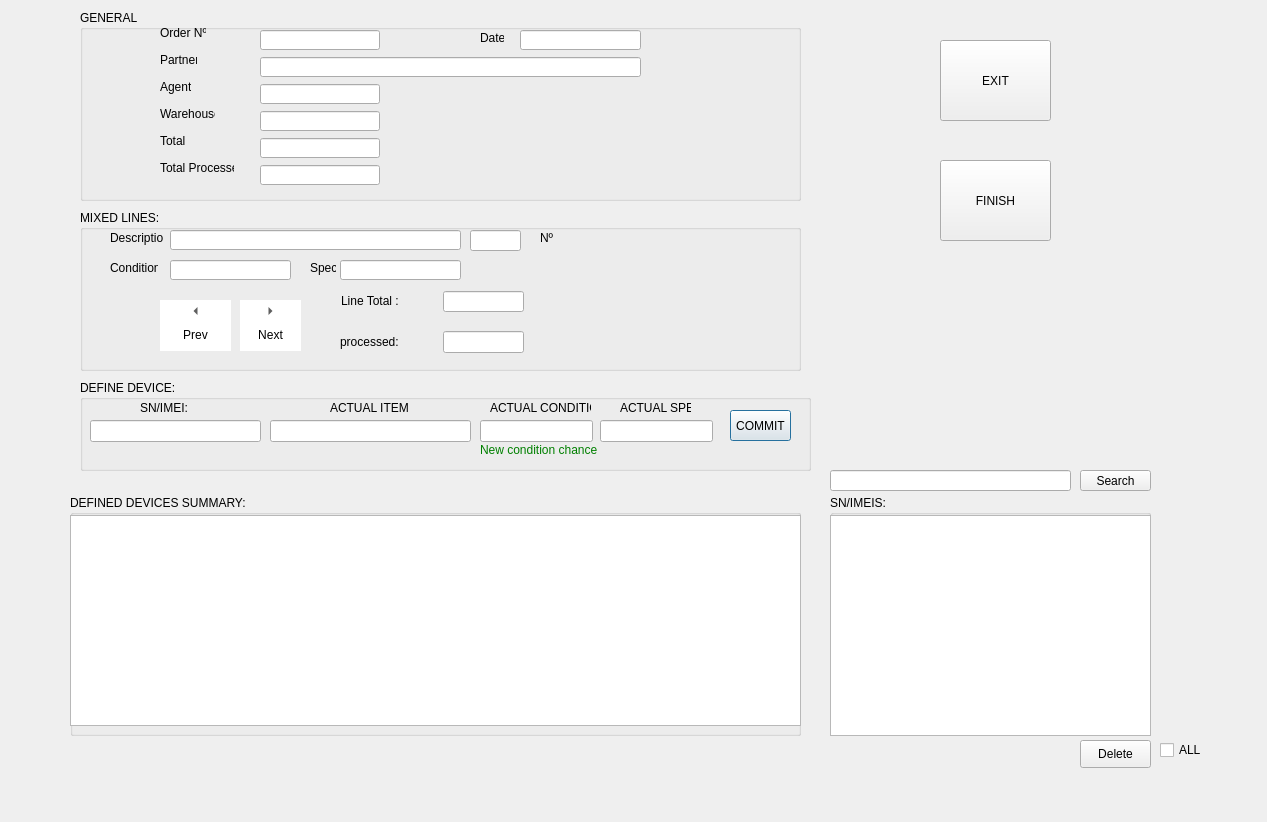
Qt form uis/mixed_reception_order.ui (andrei219/euromedia) before a commit.
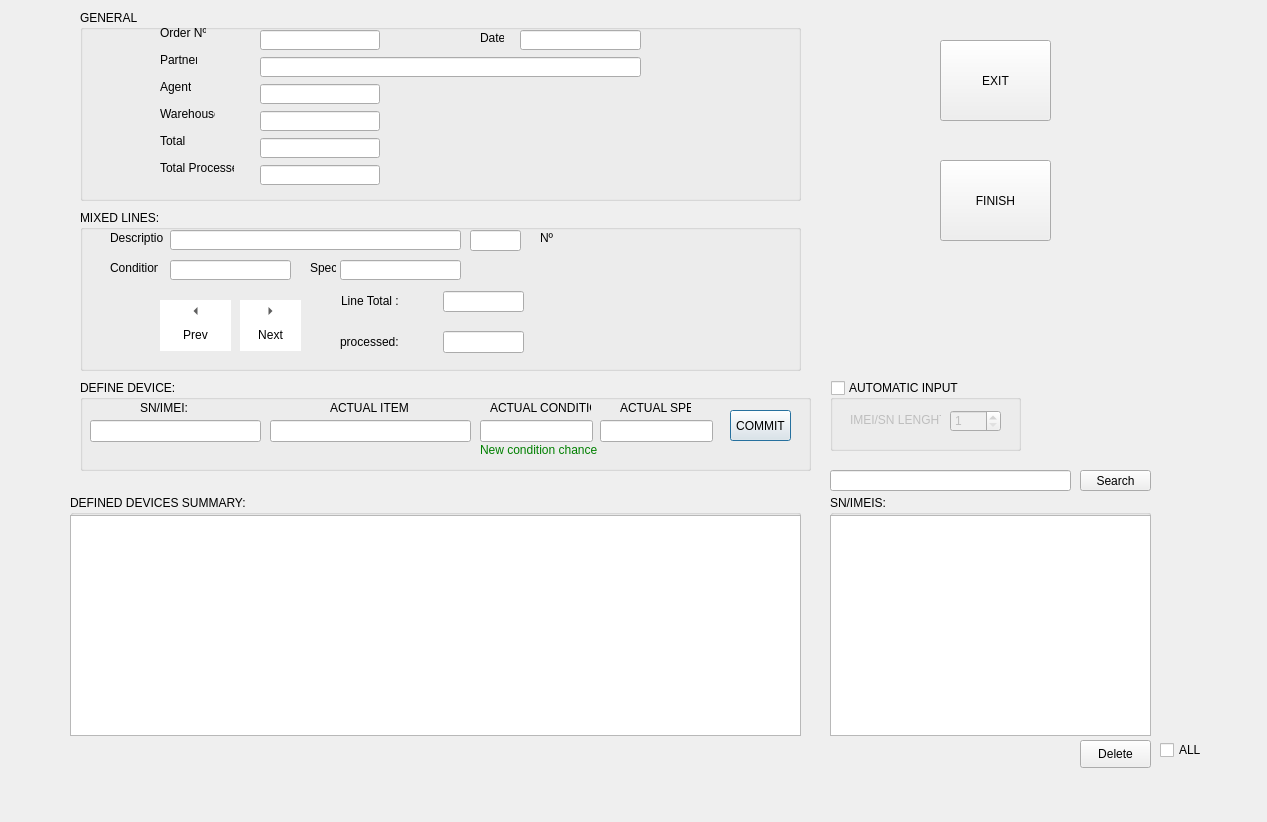
The same form after that commit. Icons and pictures are not drawn.

```diff
--- a/uis/mixed_reception_order.ui
+++ b/uis/mixed_reception_order.ui
@@ -169,7 +169,7 @@
       <x>0</x>
       <y>20</y>
       <width>731</width>
-      <height>211</height>
+      <height>221</height>
      </rect>
     </property>
    </widget>
@@ -823,6 +823,54 @@
     <string>ALL</string>
    </property>
   </widget>
+  <widget class="QGroupBox" name="automatic">
+   <property name="geometry">
+    <rect>
+     <x>830</x>
+     <y>380</y>
+     <width>191</width>
+     <height>71</height>
+    </rect>
+   </property>
+   <property name="title">
+    <string>AUTOMATIC INPUT</string>
+   </property>
+   <property name="checkable">
+    <bool>true</bool>
+   </property>
+   <property name="checked">
+    <bool>false</bool>
+   </property>
+   <widget class="QLabel" name="label_8">
+    <property name="geometry">
+     <rect>
+      <x>20</x>
+      <y>32</y>
+      <width>91</width>
+      <height>16</height>
+     </rect>
+    </property>
+    <property name="text">
+     <string>IMEI/SN LENGHT:</string>
+    </property>
+   </widget>
+   <widget class="QSpinBox" name="lenght">
+    <property name="geometry">
+     <rect>
+      <x>120</x>
+      <y>30</y>
+      <width>51</width>
+      <height>22</height>
+     </rect>
+    </property>
+    <property name="minimum">
+     <number>1</number>
+    </property>
+    <property name="displayIntegerBase">
+     <number>10</number>
+    </property>
+   </widget>
+  </widget>
  </widget>
  <resources>
   <include location="../app/icons.qrc"/>
```
Left out of the diff: 6 changed lines with no effect on the pictures.
